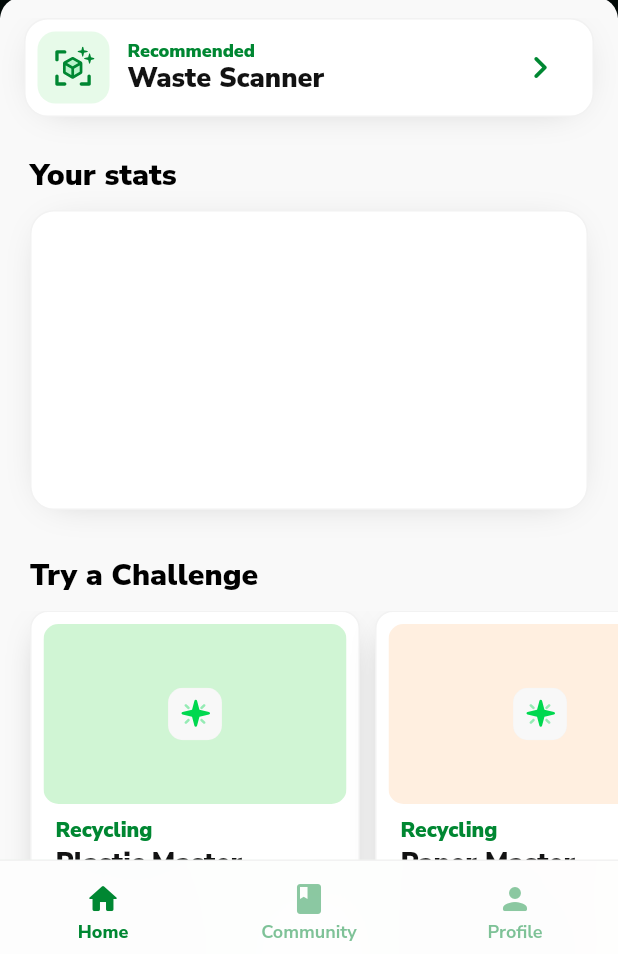
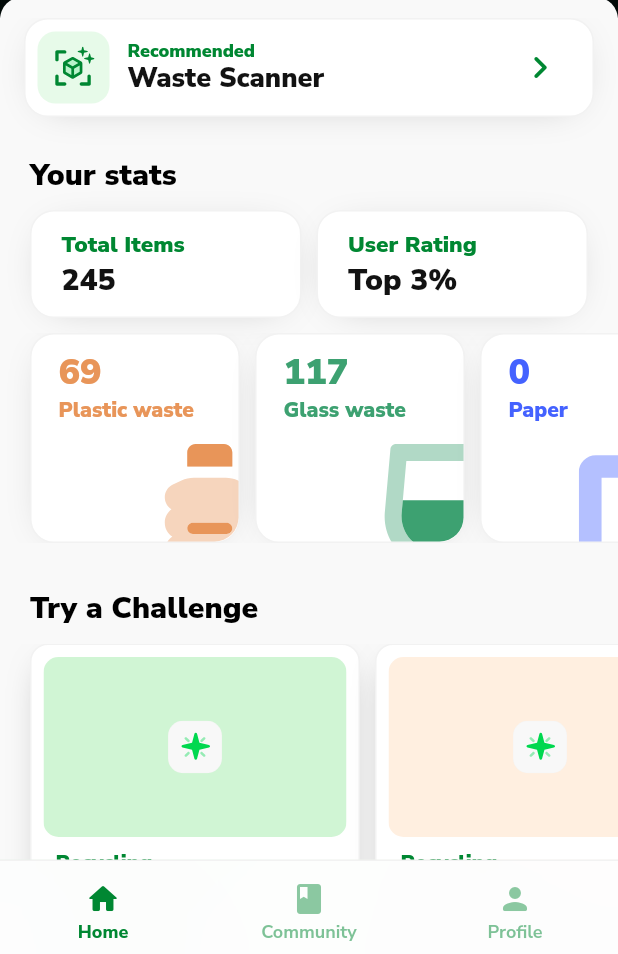
Before and after one commit to jauntybrain/know_waste, a Flutter app: the screen it shows after launch, on a phone screen of 412 x 824 dp, the part 282-1236 px from its top. Run offline on Flutter 3.47's test engine with Material 2 defaults, Android fonts, the phone set to English and light mode, and no system bars; our stand-ins replace cached_network_image, camera, cloud_firestore, firebase_auth, firebase_core, firebase_storage and 13 more; missing offline and left inert: algoliasearch; accounts and stored records are empty; network calls fail.

Commit message:
add: homepage UI stats

```diff
--- a/frontend/lib/presentation/features/community/pages/search_page.dart
+++ b/frontend/lib/presentation/features/community/pages/search_page.dart
@@ -1,6 +1,5 @@
 import 'package:flutter/material.dart';
 import 'package:flutter_riverpod/flutter_riverpod.dart';
-import 'package:flutter_staggered_animations/flutter_staggered_animations.dart';
 import 'package:go_router/go_router.dart';
 import 'package:know_waste/presentation/features/community/widgets/article_search/article_search_skeleton.dart';
 import 'package:know_waste/presentation/router/router_context_extension.dart';
@@ -66,20 +65,7 @@ class SearchPage extends ConsumerWidget {
                         shrinkWrap: true,
                         itemCount: 7,
                         padding: const EdgeInsets.symmetric(horizontal: 20),
-                        itemBuilder: (context, index) {
-                          if (index == 0) {
-                            return const SizedBox(height: 8);
-                          }
-                          return AnimationConfiguration.staggeredList(
-                            position: index,
-                            duration: const Duration(milliseconds: 375),
-                            delay: const Duration(milliseconds: 300),
-                            child: const SlideAnimation(
-                              verticalOffset: 30,
-                              child: FadeInAnimation(child: ArticleSearchSkeleton()),
-                            ),
-                          );
-                        },
+                        itemBuilder: (context, index) => const ArticleSearchSkeleton(),
                         separatorBuilder: (context, index) => const SizedBox(height: 12),
                       ),
                       error: (e, tr) => Text(e is ApiError ? (e).message : 'Error occurred'),
--- a/frontend/lib/presentation/features/home/pages/home_page.dart
+++ b/frontend/lib/presentation/features/home/pages/home_page.dart
@@ -5,9 +5,9 @@ import 'package:flutter_staggered_animations/flutter_staggered_animations.dart';
 import 'package:know_waste/presentation/features/community/pages/sections/community_challenges_section.dart';
 import 'package:know_waste/presentation/features/home/pages/recycling_tools_section.dart';
 import 'package:know_waste/presentation/features/home/widgets/home_app_bar.dart';
-import 'package:know_waste/presentation/theme/theme.dart';
 
 import '../widgets/home_recommended_tool_widget.dart';
+import 'stats_section.dart';
 
 final showAppbar = StateProvider.autoDispose<bool>((ref) => false);
 
@@ -47,29 +47,7 @@ class HomePageState extends ConsumerState<HomePage> {
                       child: HomeRecommendedToolWidget(),
                     ),
                     const SizedBox(height: 25),
-                    Padding(
-                      padding: const EdgeInsets.symmetric(horizontal: 20),
-                      child: Text(
-                        'Your stats',
-                        style: AppTextStyles.blackBlack22.copyWith(
-                          color: Colors.black,
-                          fontSize: 20,
-                        ),
-                      ),
-                    ),
-                    const SizedBox(height: 10),
-                    Padding(
-                      padding: const EdgeInsets.symmetric(horizontal: 20),
-                      child: Container(
-                        height: 200,
-                        decoration: BoxDecoration(
-                          color: AppColors.white,
-                          borderRadius: BorderRadius.circular(16),
-                          border: Border.all(color: const Color(0xfff2f2f2)),
-                          boxShadow: [AppShadows.small],
-                        ),
-                      ),
-                    ),
+                    const StatsSection(),
                     const SizedBox(height: 30),
                     const CommunityChallengesSection(),
                     const SizedBox(height: 15),
--- a/frontend/lib/presentation/features/home/pages/stats_section.dart
+++ b/frontend/lib/presentation/features/home/pages/stats_section.dart
@@ -0,0 +1,140 @@
+import 'package:flutter/material.dart';
+
+import '../../../theme/src/app_icons.dart';
+import '../../../theme/theme.dart';
+import '../widgets/stats_widget.dart';
+
+class StatsSection extends StatelessWidget {
+  const StatsSection({super.key});
+
+  @override
+  Widget build(BuildContext context) {
+    return Column(
+      crossAxisAlignment: CrossAxisAlignment.start,
+      children: [
+        Padding(
+          padding: const EdgeInsets.symmetric(horizontal: 20),
+          child: Text(
+            'Your stats',
+            style: AppTextStyles.blackBlack22.copyWith(
+              color: Colors.black,
+              fontSize: 20,
+            ),
+          ),
+        ),
+        const SizedBox(height: 10),
+        Padding(
+          padding: const EdgeInsets.symmetric(horizontal: 20),
+          child: Row(
+            children: [
+              Expanded(
+                child: Container(
+                  padding: const EdgeInsets.symmetric(horizontal: 20, vertical: 12),
+                  decoration: BoxDecoration(
+                    color: AppColors.white,
+                    borderRadius: BorderRadius.circular(16),
+                    border: Border.all(color: const Color(0xfff2f2f2)),
+                    boxShadow: [AppShadows.small],
+                  ),
+                  child: Column(
+                    crossAxisAlignment: CrossAxisAlignment.start,
+                    children: [
+                      Text(
+                        'Total Items',
+                        style: AppTextStyles.blackBlack22.copyWith(
+                          fontWeight: FontWeight.w900,
+                          color: AppColors.secondary,
+                          fontSize: 15,
+                        ),
+                      ),
+                      const SizedBox(height: 2),
+                      Text(
+                        '245',
+                        style: AppTextStyles.blackBlack22.copyWith(fontSize: 20, height: 1.2),
+                      ),
+                    ],
+                  ),
+                ),
+              ),
+              const SizedBox(width: 10),
+              Expanded(
+                child: Container(
+                  padding: const EdgeInsets.symmetric(horizontal: 20, vertical: 12),
+                  decoration: BoxDecoration(
+                    color: AppColors.white,
+                    borderRadius: BorderRadius.circular(16),
+                    border: Border.all(color: const Color(0xfff2f2f2)),
+                    boxShadow: [AppShadows.small],
+                  ),
+                  child: Column(
+                    crossAxisAlignment: CrossAxisAlignment.start,
+                    children: [
+                      Text(
+                        'User Rating',
+                        style: AppTextStyles.blackBlack22.copyWith(
+                          fontWeight: FontWeight.w900,
+                          color: AppColors.secondary,
+                          fontSize: 15,
+                        ),
+                      ),
+                      const SizedBox(height: 2),
+                      Text(
+                        'Top 3%',
+                        style: AppTextStyles.blackBlack22.copyWith(fontSize: 20, height: 1.2),
+                      ),
+                    ],
+                  ),
+                ),
+              ),
+            ],
+          ),
+        ),
+        const SizedBox(height: 10),
+        const SingleChildScrollView(
+          scrollDirection: Axis.horizontal,
+          physics: AlwaysScrollableScrollPhysics(),
+          child: Row(
+            children: [
+              SizedBox(width: 20),
+              StatsWidget(
+                color: Color(0xffE89559),
+                icon: AppIcons.plastic,
+                label: 'Plastic waste',
+                value: 69,
+              ),
+              SizedBox(width: 10),
+              StatsWidget(
+                color: Color(0xff3DA171),
+                icon: AppIcons.glass,
+                label: 'Glass waste',
+                value: 117,
+              ),
+              SizedBox(width: 10),
+              StatsWidget(
+                color: Color(0xff4462FF),
+                icon: AppIcons.paper,
+                label: 'Paper',
+                value: 0,
+              ),
+              SizedBox(width: 10),
+              StatsWidget(
+                color: Color(0xff565B76),
+                icon: AppIcons.electronics,
+                label: 'Electronics',
+                value: 0,
+              ),
+              SizedBox(width: 10),
+              StatsWidget(
+                color: Color(0xffA13D61),
+                icon: AppIcons.other,
+                label: 'Other',
+                value: 94,
+              ),
+              SizedBox(width: 20),
+            ],
+          ),
+        )
+      ],
+    );
+  }
+}
--- a/frontend/lib/presentation/features/home/widgets/recycling_tool_widget.dart
+++ b/frontend/lib/presentation/features/home/widgets/recycling_tool_widget.dart
@@ -73,7 +73,7 @@ class RecyclingToolWidget extends StatelessWidget {
                   const SizedBox(height: 4),
                   Text(
                     recyclingTool.about,
-                    style: AppTextStyles.grayMedium16,
+                    style: AppTextStyles.grayMedium14.copyWith(fontSize: 15.5),
                   ),
                   if (recyclingTool.route != null) ...[
                     const SizedBox(height: 15),
--- /dev/null
+++ b/frontend/lib/presentation/features/home/widgets/stats_widget.dart
@@ -0,0 +1,75 @@
+import 'package:flutter/material.dart';
+
+import '../../../theme/src/app_icons.dart';
+import '../../../theme/theme.dart';
+
+class StatsWidget extends StatelessWidget {
+  const StatsWidget({
+    required this.color,
+    required this.icon,
+    required this.value,
+    required this.label,
+    super.key,
+  });
+
+  final Color color;
+  final String icon;
+  final int value;
+  final String label;
+
+  @override
+  Widget build(BuildContext context) {
+    return Container(
+      height: 140,
+      width: 140,
+      decoration: BoxDecoration(
+        color: Colors.white,
+        borderRadius: BorderRadius.circular(16),
+        border: Border.all(color: const Color(0xfff2f2f2)),
+        boxShadow: [AppShadows.small],
+      ),
+      child: ClipRRect(
+        borderRadius: BorderRadius.circular(16),
+        child: Stack(
+          children: [
+            Positioned(
+              child: Padding(
+                padding: const EdgeInsets.symmetric(horizontal: 18, vertical: 12),
+                child: Column(
+                  crossAxisAlignment: CrossAxisAlignment.start,
+                  children: [
+                    Text(
+                      value.toString(),
+                      style: AppTextStyles.blackBlack22.copyWith(
+                        fontSize: 24,
+                        height: 1.2,
+                        color: color,
+                      ),
+                    ),
+                    Text(
+                      label,
+                      style: AppTextStyles.blackExtraBold22.copyWith(
+                        fontWeight: FontWeight.w900,
+                        color: color,
+                        fontSize: 14,
+                      ),
+                    ),
+                  ],
+                ),
+              ),
+            ),
+            Positioned(
+              bottom: -55,
+              right: -40,
+              child: AppIcons.icon(
+                icon,
+                color: color,
+                size: 120,
+              ),
+            ),
+          ],
+        ),
+      ),
+    );
+  }
+}
--- a/frontend/lib/presentation/theme/src/app_icons.dart
+++ b/frontend/lib/presentation/theme/src/app_icons.dart
@@ -11,6 +11,11 @@ class AppIcons {
   static const String advice = 'advice.svg';
   static const String tips = 'tips.svg';
   static const String local = 'local.svg';
+  static const String plastic = 'plastic.svg';
+  static const String glass = 'glass.svg';
+  static const String paper = 'paper.svg';
+  static const String electronics = 'electronics.svg';
+  static const String other = 'other.svg';
 
   /// Check if the icon is vector
   static bool isSvg(String path) => path.contains('svg');
```
Also changed, not shown: frontend/assets/icons/electronics.svg (added), frontend/assets/icons/glass.svg (added), frontend/assets/icons/other.svg (added), frontend/assets/icons/paper.svg (added), frontend/assets/icons/plastic.svg (added).
